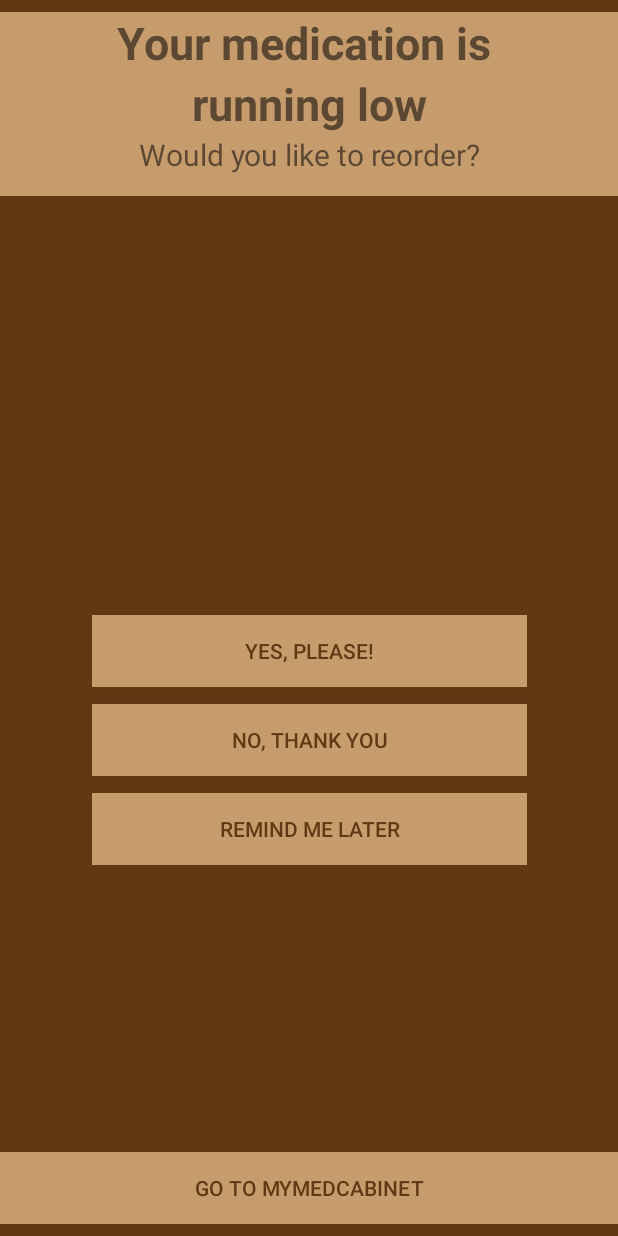
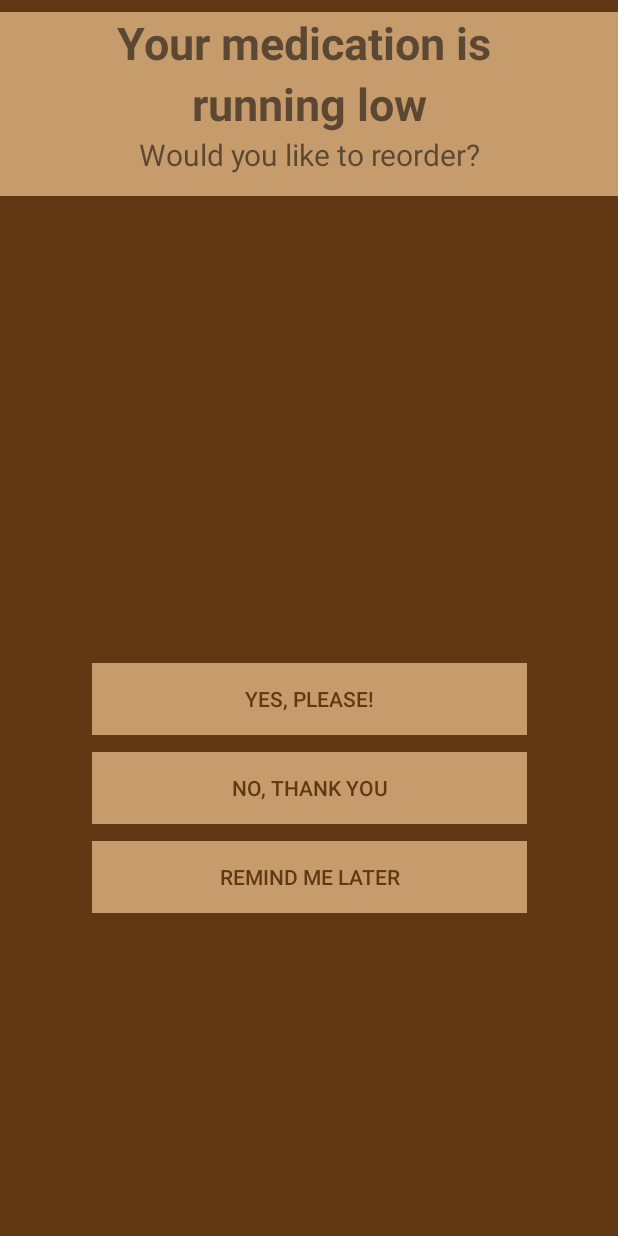
Before and after one commit to 4upz/MedCabinet, an Android app: the reorder screen opened directly, with no data from a screen before it, on a phone screen of 412 x 824 dp. Run offline under Robolectric (Android 15) with nearby library versions, the light colour scheme and no system bars.

Commit message:
fixed reorder buttons

```diff
--- a/app/src/main/res/layout/reorder.xml
+++ b/app/src/main/res/layout/reorder.xml
@@ -19,17 +19,6 @@
         android:orientation="horizontal"
         app:layout_constraintBottom_toBottomOf="parent">
 
-        <Button
-            android:id="@+id/button6"
-            android:layout_width="match_parent"
-            android:layout_height="wrap_content"
-            android:layout_gravity="bottom"
-            android:layout_weight="1"
-            android:background="@color/colorPrimary"
-            android:minWidth="180dp"
-            android:onClick="goToMain4Activity"
-            android:text="Go to MyMedCabinet"
-            android:textColor="@color/colorPrimaryDark" />
     </LinearLayout>
 
     <LinearLayout
```
